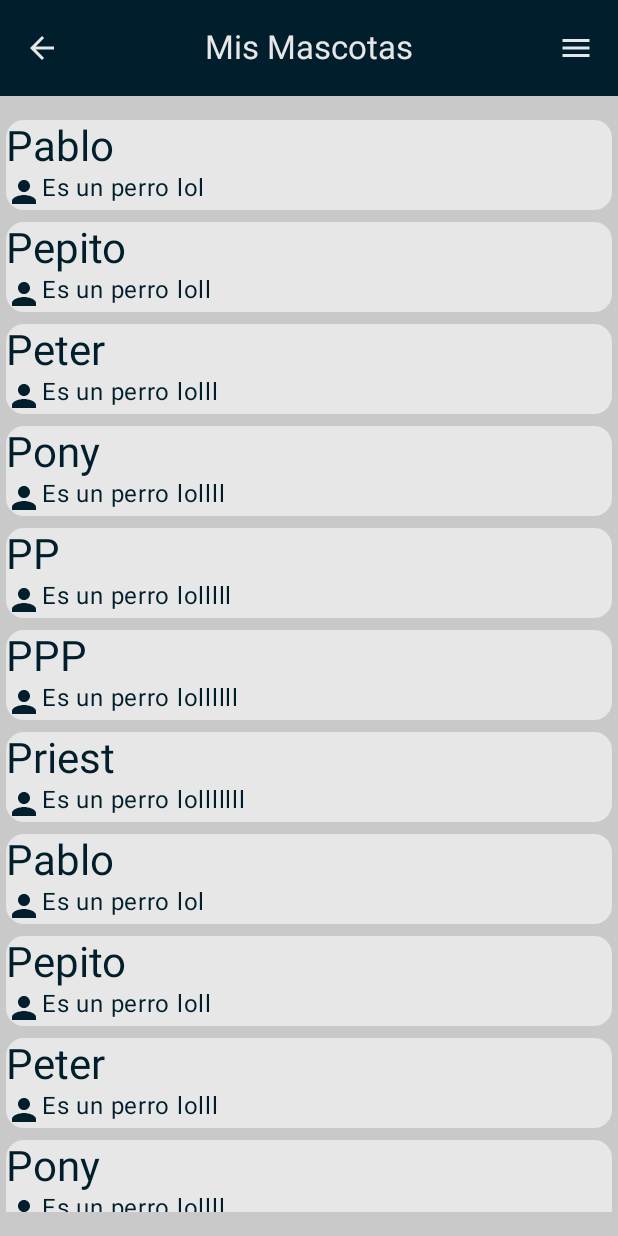
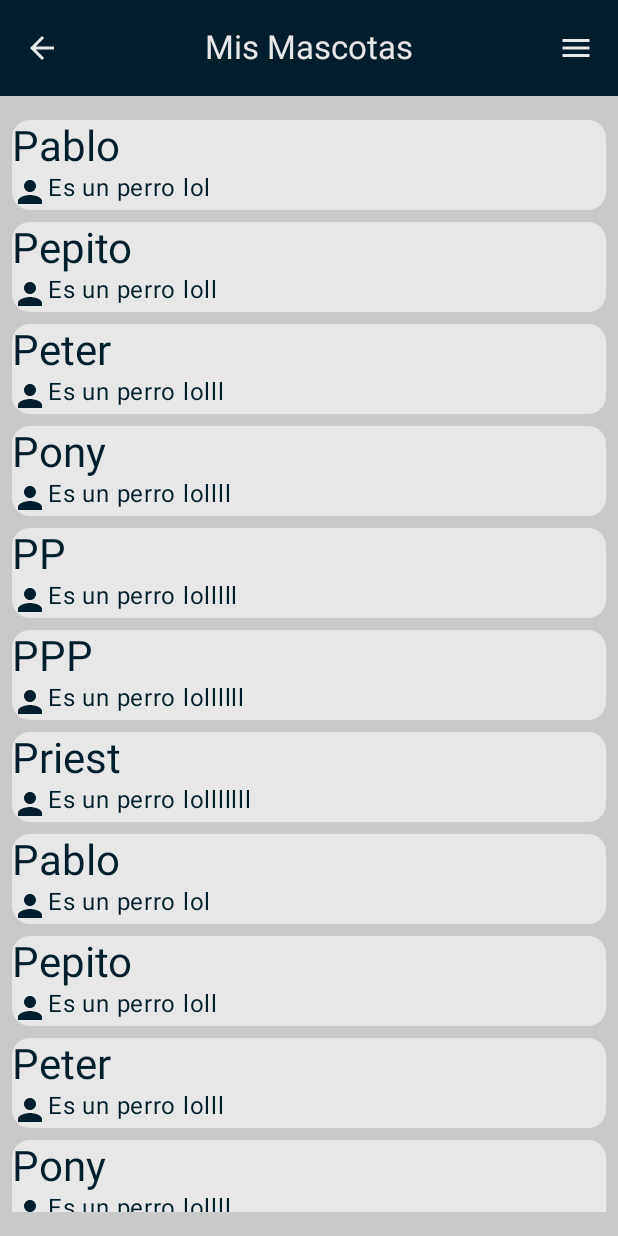
Before and after one commit to Joan-Abeldano/ProjectPets, an Android app built with Jetpack Compose: the screen it shows after launch (MainActivity), on a phone screen of 412 x 824 dp. Run offline under Robolectric (Android 15) with nearby library versions, the phone set to English and light mode, and no system bars.

Commit message:
MyPetsScreen first design done

```diff
--- a/app/src/main/java/com/example/projectpets/ui/screens/MyPetsScreen.kt
+++ b/app/src/main/java/com/example/projectpets/ui/screens/MyPetsScreen.kt
@@ -101,7 +101,7 @@ fun MyPetsScreen(pets: List<Pet>) {
 fun ScrollContent(innerPadding: PaddingValues, petsList: List<Pet>) {
     LazyColumn(
         modifier = Modifier
-            .padding(top = 16.dp, bottom = 16.dp, start = 4.dp, end = 4.dp)
+            .padding(top = 16.dp, bottom = 16.dp, start = 8.dp, end = 8.dp)
             .fillMaxSize(),
         contentPadding = innerPadding,
         verticalArrangement = Arrangement.spacedBy(8.dp)
```
